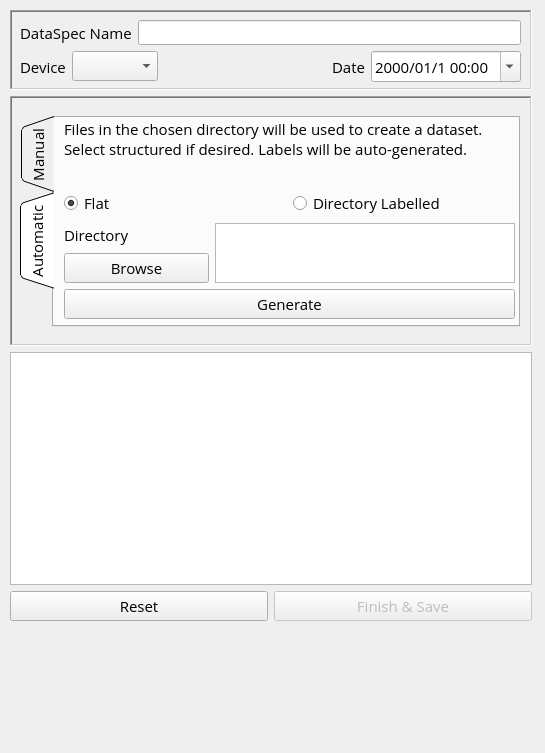
This is gui/windows/DataSpecCreatorWindow.ui in Allyson-Robert/X-LAB_Plotting_Manager as Qt 5 draws it before an edit. The edited form follows.
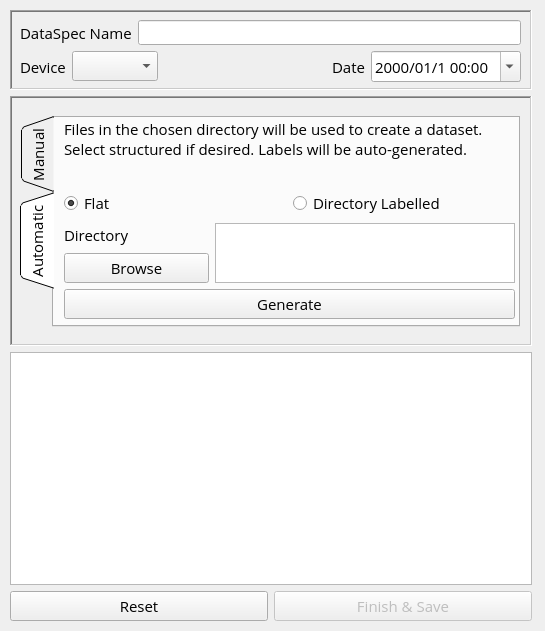
This is the edited form. Icons and pictures are not drawn.

Diff of the .ui file:
```diff
--- a/gui/windows/DataSpecCreatorWindow.ui
+++ b/gui/windows/DataSpecCreatorWindow.ui
@@ -7,7 +7,7 @@
     <x>0</x>
     <y>0</y>
     <width>545</width>
-    <height>753</height>
+    <height>631</height>
    </rect>
   </property>
   <property name="windowTitle">
```
